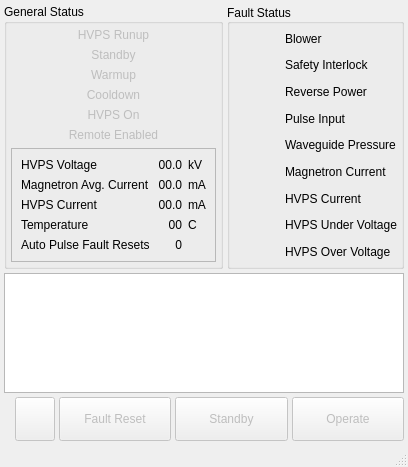
Above: src/ka_xmit/KaXmitCtlMainWindow.ui from NCAR/Ka-band_instrument before the change. Below: the same form after it.
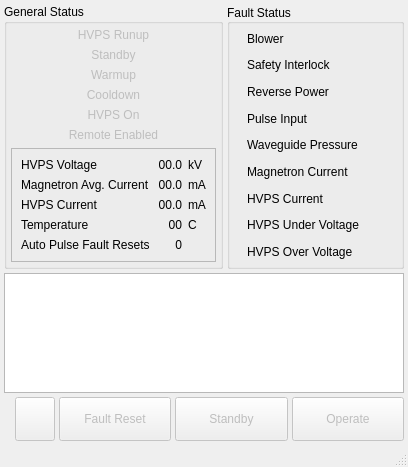
That is the form after the change. Icons and pictures are not drawn.

Commit message: Change size policies for widgets inside "Fault Status" to better handle window resizing.

The edit to the form file:
```diff
--- a/src/ka_xmit/KaXmitCtlMainWindow.ui
+++ b/src/ka_xmit/KaXmitCtlMainWindow.ui
@@ -302,7 +302,7 @@
          <item row="0" column="1">
           <widget class="QLabel" name="blowerFaultLabel">
            <property name="sizePolicy">
-            <sizepolicy hsizetype="Preferred" vsizetype="Preferred">
+            <sizepolicy hsizetype="Expanding" vsizetype="Preferred">
              <horstretch>0</horstretch>
              <verstretch>0</verstretch>
             </sizepolicy>
@@ -333,6 +333,12 @@
          </item>
          <item row="1" column="1">
           <widget class="QLabel" name="interlockFaultLabel">
+           <property name="sizePolicy">
+            <sizepolicy hsizetype="Expanding" vsizetype="Preferred">
+             <horstretch>0</horstretch>
+             <verstretch>0</verstretch>
+            </sizepolicy>
+           </property>
            <property name="text">
             <string>Safety Interlock</string>
            </property>
@@ -340,6 +346,12 @@
          </item>
          <item row="2" column="0">
           <widget class="QLabel" name="revPowerFaultIcon">
+           <property name="sizePolicy">
+            <sizepolicy hsizetype="Preferred" vsizetype="Preferred">
+             <horstretch>0</horstretch>
+             <verstretch>0</verstretch>
+            </sizepolicy>
+           </property>
            <property name="text">
             <string/>
            </property>
@@ -350,6 +362,12 @@
          </item>
          <item row="2" column="1">
           <widget class="QLabel" name="revPowerFaultLabel">
+           <property name="sizePolicy">
+            <sizepolicy hsizetype="Expanding" vsizetype="Preferred">
+             <horstretch>0</horstretch>
+             <verstretch>0</verstretch>
+            </sizepolicy>
+           </property>
            <property name="text">
             <string>Reverse Power</string>
            </property>
@@ -357,6 +375,12 @@
          </item>
          <item row="3" column="0">
           <widget class="QLabel" name="pulseInputFaultIcon">
+           <property name="sizePolicy">
+            <sizepolicy hsizetype="Preferred" vsizetype="Preferred">
+             <horstretch>0</horstretch>
+             <verstretch>0</verstretch>
+            </sizepolicy>
+           </property>
            <property name="text">
             <string/>
            </property>
@@ -367,6 +391,12 @@
          </item>
          <item row="3" column="1">
           <widget class="QLabel" name="pulseInputFaultLabel">
+           <property name="sizePolicy">
+            <sizepolicy hsizetype="Expanding" vsizetype="Preferred">
+             <horstretch>0</horstretch>
+             <verstretch>0</verstretch>
+            </sizepolicy>
+           </property>
            <property name="text">
             <string>Pulse Input</string>
            </property>
@@ -374,6 +404,12 @@
          </item>
          <item row="4" column="0">
           <widget class="QLabel" name="wgPresFaultIcon">
+           <property name="sizePolicy">
+            <sizepolicy hsizetype="Preferred" vsizetype="Preferred">
+             <horstretch>0</horstretch>
+             <verstretch>0</verstretch>
+            </sizepolicy>
+           </property>
            <property name="text">
             <string/>
            </property>
@@ -382,13 +418,6 @@
            </property>
           </widget>
          </item>
-         <item row="4" column="1">
-          <widget class="QLabel" name="wgPresFaultLabel">
-           <property name="text">
-            <string>Waveguide Pressure</string>
-           </property>
-          </widget>
-         </item>
          <item row="5" column="0">
           <widget class="QLabel" name="magCurrFaultIcon">
            <property name="sizePolicy">
@@ -407,6 +436,12 @@
          </item>
          <item row="5" column="1">
           <widget class="QLabel" name="magCurrFaultLabel">
+           <property name="sizePolicy">
+            <sizepolicy hsizetype="Expanding" vsizetype="Preferred">
+             <horstretch>0</horstretch>
+             <verstretch>0</verstretch>
+            </sizepolicy>
+           </property>
            <property name="text">
             <string>Magnetron Current</string>
            </property>
@@ -414,6 +449,12 @@
          </item>
          <item row="6" column="0">
           <widget class="QLabel" name="hvpsCurrFaultIcon">
+           <property name="sizePolicy">
+            <sizepolicy hsizetype="Preferred" vsizetype="Preferred">
+             <horstretch>0</horstretch>
+             <verstretch>0</verstretch>
+            </sizepolicy>
+           </property>
            <property name="text">
             <string/>
            </property>
@@ -424,6 +465,12 @@
          </item>
          <item row="6" column="1">
           <widget class="QLabel" name="hvpsCurrFaultLabel">
+           <property name="sizePolicy">
+            <sizepolicy hsizetype="Expanding" vsizetype="Preferred">
+             <horstretch>0</horstretch>
+             <verstretch>0</verstretch>
+            </sizepolicy>
+           </property>
            <property name="text">
             <string>HVPS Current</string>
            </property>
@@ -431,6 +478,12 @@
          </item>
          <item row="7" column="0">
           <widget class="QLabel" name="hvpsUnderVFaultIcon">
+           <property name="sizePolicy">
+            <sizepolicy hsizetype="Preferred" vsizetype="Preferred">
+             <horstretch>0</horstretch>
+             <verstretch>0</verstretch>
+            </sizepolicy>
+           </property>
            <property name="text">
             <string/>
            </property>
@@ -441,6 +494,12 @@
          </item>
          <item row="7" column="1">
           <widget class="QLabel" name="hvpsUnderVFaultLabel">
+           <property name="sizePolicy">
+            <sizepolicy hsizetype="Expanding" vsizetype="Preferred">
+             <horstretch>0</horstretch>
+             <verstretch>0</verstretch>
+            </sizepolicy>
+           </property>
            <property name="text">
             <string>HVPS Under Voltage</string>
            </property>
@@ -448,6 +507,12 @@
          </item>
          <item row="8" column="0">
           <widget class="QLabel" name="hvpsOverVFaultIcon">
+           <property name="sizePolicy">
+            <sizepolicy hsizetype="Preferred" vsizetype="Preferred">
+             <horstretch>0</horstretch>
+             <verstretch>0</verstretch>
+            </sizepolicy>
+           </property>
            <property name="text">
             <string/>
            </property>
@@ -458,11 +523,30 @@
          </item>
          <item row="8" column="1">
           <widget class="QLabel" name="hvpsOverVFaultLabel">
+           <property name="sizePolicy">
+            <sizepolicy hsizetype="Expanding" vsizetype="Preferred">
+             <horstretch>0</horstretch>
+             <verstretch>0</verstretch>
+            </sizepolicy>
+           </property>
            <property name="text">
             <string>HVPS Over Voltage</string>
            </property>
           </widget>
          </item>
+         <item row="4" column="1">
+          <widget class="QLabel" name="wgPresFaultLabel">
+           <property name="sizePolicy">
+            <sizepolicy hsizetype="Expanding" vsizetype="Preferred">
+             <horstretch>0</horstretch>
+             <verstretch>0</verstretch>
+            </sizepolicy>
+           </property>
+           <property name="text">
+            <string>Waveguide Pressure</string>
+           </property>
+          </widget>
+         </item>
         </layout>
        </widget>
       </item>
```
